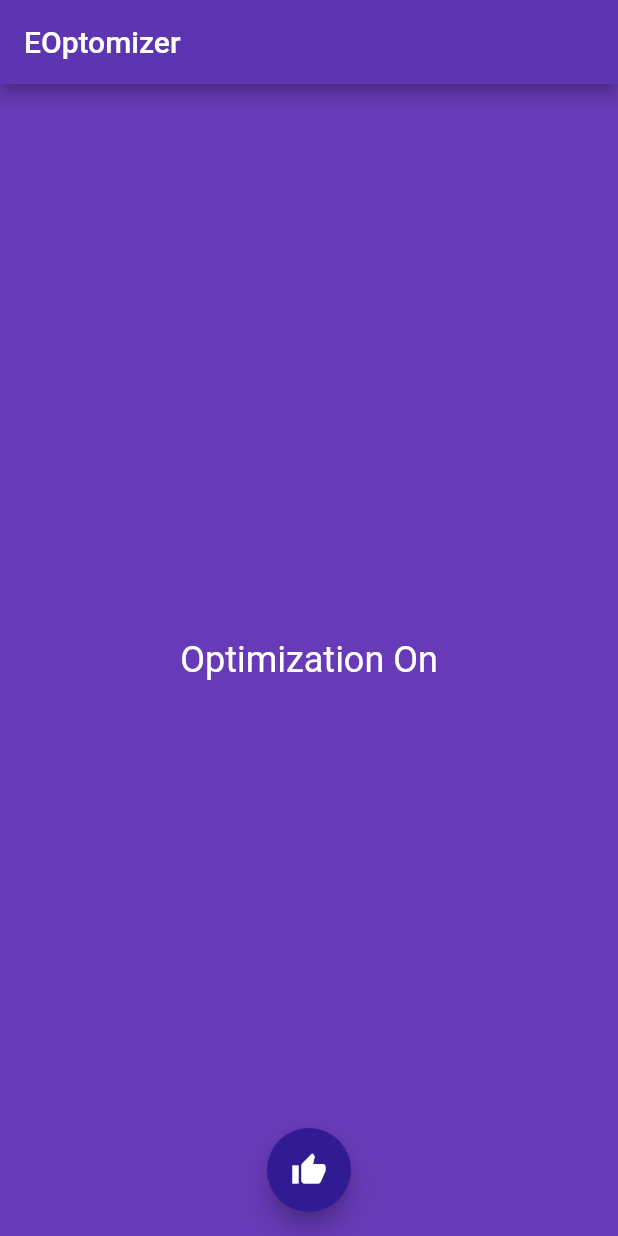
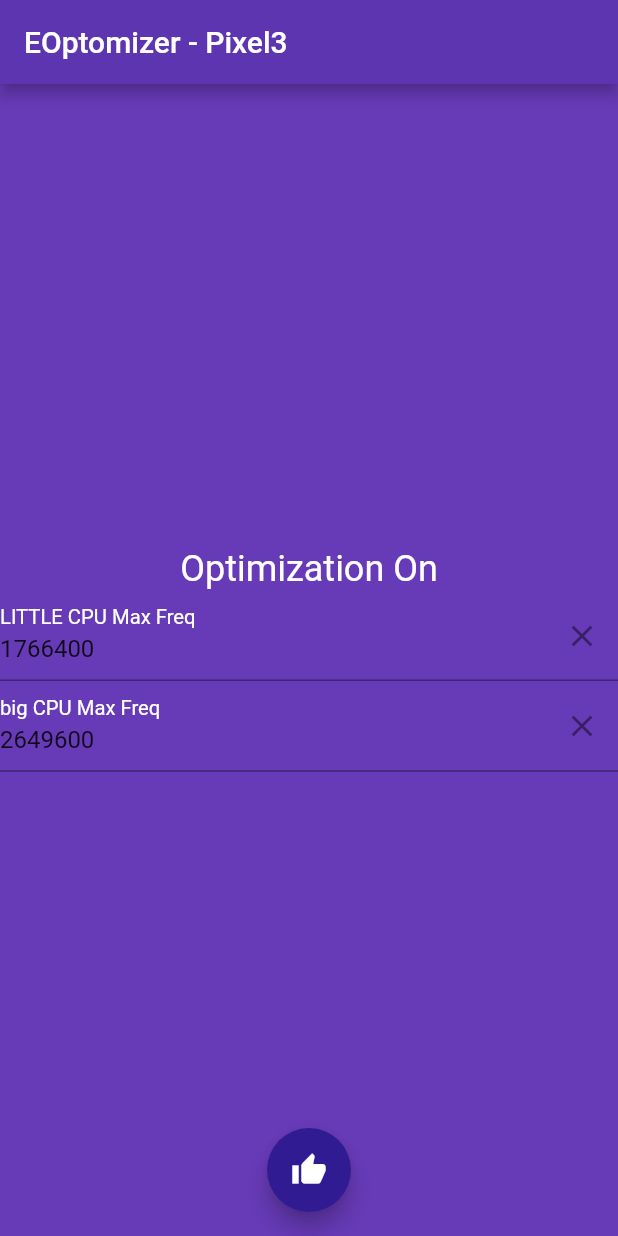
Before and after one commit to somdipdey/EOptomizer-Lite-Note-9, a Flutter app: the screen it shows after launch, after a tap on the "thumb up" icon, on a phone screen of 412 x 824 dp. Run offline on Flutter 3.47's test engine with Material 2 defaults, Android fonts, the phone set to English and light mode, and no system bars.

Commit message:
Updated the EOptomizer code for Pixel 3 CPU freqs

```diff
--- a/eoptomizer/lib/main.dart
+++ b/eoptomizer/lib/main.dart
@@ -11,11 +11,11 @@ class MyApp extends StatelessWidget {
   Widget build(BuildContext context) {
     return new MaterialApp(
       debugShowCheckedModeBanner: false,
-      title: 'EOptomizer',
+      title: 'EOptomizer - Pixel3',
       theme: new ThemeData(
         primarySwatch: Colors.blue,
       ),
-      home: new MyHomePage(title: 'EOptomizer'),
+      home: new MyHomePage(title: 'EOptomizer - Pixel3'),
     );
   }
 }
@@ -49,10 +49,8 @@ class _MyHomePageState extends State<MyHomePage> {
     debugPrint('Optimizing battery and thermal behaviour');
     setFrequencyLevelCPU0Max();
     setFrequencyLevelCPU4Max();
-    setFrequencyLevelCPU6Max();
     setFrequencyLevelCPU0Min();
     setFrequencyLevelCPU4Min();
-    setFrequencyLevelCPU6Min();
     optimizing = true;
     bodyText = 'Optimization On';
   }
@@ -61,55 +59,59 @@ class _MyHomePageState extends State<MyHomePage> {
     debugPrint('Not optimizing battery and thermal behaviour');
     setDefaultFrequencyLevelCPU0Max();
     setDefaultFrequencyLevelCPU4Max();
-    setDefaultFrequencyLevelCPU6Max();
     setDefaultFrequencyLevelCPU0Min();
     setDefaultFrequencyLevelCPU4Min();
-    setDefaultFrequencyLevelCPU6Min();
     optimizing = false;
     bodyText = 'Default';
   }
 
-  // Functions to optimize frequencies for 3 CPU clusters
+  // Functions to optimize frequencies for 2 CPU clusters
   Future setFrequencyLevelCPU0Max() async {
-    final String frequencyLevelCPU0Max =
-        await frequencyChannel.invokeMethod('setFrequencyLevelCPU0Max');
+    var sendMapMaxCPUFreq = <String, String>{
+      "LITTLECPUMaxFreq": _LITTLECPUFreq.text.toString().trim(),
+      "bigCPUMaxFreq": _bigCPUFreq.text.toString().trim()
+    };
+    debugPrint(_LITTLECPUFreq.text.toString().trim());
+    debugPrint(_bigCPUFreq.text.toString().trim());
+    final String frequencyLevelCPU0Max = await frequencyChannel.invokeMethod(
+        'setFrequencyLevelCPU0Max', sendMapMaxCPUFreq);
     debugPrint('Optimizing CPU0 Max Frequency');
     debugPrint(frequencyLevelCPU0Max);
   }
 
   Future setFrequencyLevelCPU4Max() async {
-    final String frequencyLevelCPU4Max =
-        await frequencyChannel.invokeMethod('setFrequencyLevelCPU4Max');
+    var sendMapMaxCPUFreq = <String, String>{
+      "LITTLECPUMaxFreq": _LITTLECPUFreq.text.toString().trim(),
+      "bigCPUMaxFreq": _bigCPUFreq.text.toString().trim()
+    };
+    debugPrint(_LITTLECPUFreq.text.toString().trim());
+    debugPrint(_bigCPUFreq.text.toString().trim());
+    final String frequencyLevelCPU4Max = await frequencyChannel.invokeMethod(
+        'setFrequencyLevelCPU4Max', sendMapMaxCPUFreq);
     debugPrint('Optimizing CPU4 Max Frequency');
     debugPrint(frequencyLevelCPU4Max);
   }
 
-  Future setFrequencyLevelCPU6Max() async {
-    final String frequencyLevelCPU6Max =
-        await frequencyChannel.invokeMethod('setFrequencyLevelCPU6Max');
-    debugPrint('Optimizing CPU6 Max Frequency');
-    debugPrint(frequencyLevelCPU6Max);
-  }
-
   Future setFrequencyLevelCPU0Min() async {
-    final String frequencyLevelCPU0Min =
-        await frequencyChannel.invokeMethod('setFrequencyLevelCPU0Min');
+    var sendMapMaxCPUFreq = <String, String>{
+      "LITTLECPUMaxFreq": _LITTLECPUFreq.text,
+      "bigCPUMaxFreq": _bigCPUFreq.text
+    };
+    final String frequencyLevelCPU0Min = await frequencyChannel.invokeMethod(
+        'setFrequencyLevelCPU0Min', sendMapMaxCPUFreq);
     debugPrint('Optimizing CPU0 Min Frequency');
     debugPrint(frequencyLevelCPU0Min);
   }
 
   Future setFrequencyLevelCPU4Min() async {
-    final String frequencyLevelCPU4Min =
-        await frequencyChannel.invokeMethod('setFrequencyLevelCPU4Min');
+    var sendMapMaxCPUFreq = <String, String>{
+      "LITTLECPUMaxFreq": _LITTLECPUFreq.text,
+      "bigCPUMaxFreq": _bigCPUFreq.text
+    };
+    final String frequencyLevelCPU4Min = await frequencyChannel.invokeMethod(
+        'setFrequencyLevelCPU4Min', sendMapMaxCPUFreq);
     debugPrint('Optimizing CPU4 Min Frequency');
     debugPrint(frequencyLevelCPU4Min);
-  }
-
-  Future setFrequencyLevelCPU6Min() async {
-    final String frequencyLevelCPU6Min =
-        await frequencyChannel.invokeMethod('setFrequencyLevelCPU6Min');
-    debugPrint('Optimizing CPU6 Min Frequency');
-    debugPrint(frequencyLevelCPU6Min);
   }
 
   //Functions to set frequencies for 3 CPU clusters to default
@@ -128,13 +130,6 @@ class _MyHomePageState extends State<MyHomePage> {
     debugPrint(frequencyLevelCPU4Max);
   }
 
-  Future setDefaultFrequencyLevelCPU6Max() async {
-    final String frequencyLevelCPU6Max =
-        await frequencyChannel.invokeMethod('setDefaultFrequencyLevelCPU6Max');
-    debugPrint('Setting to default CPU6 Max Frequency');
-    debugPrint(frequencyLevelCPU6Max);
-  }
-
   Future setDefaultFrequencyLevelCPU0Min() async {
     final String frequencyLevelCPU0Min =
         await frequencyChannel.invokeMethod('setDefaultFrequencyLevelCPU0Min');
@@ -149,14 +144,10 @@ class _MyHomePageState extends State<MyHomePage> {
     debugPrint(frequencyLevelCPU4Min);
   }
 
-  Future setDefaultFrequencyLevelCPU6Min() async {
-    final String frequencyLevelCPU6Min =
-        await frequencyChannel.invokeMethod('setDefaultFrequencyLevelCPU6Min');
-    debugPrint('Setting to default CPU6 Min Frequency');
-    debugPrint(frequencyLevelCPU6Min);
-  }
+  //////////////////////////////////////////////////
 
-  //////////////////////////////////////////////////
+  final _LITTLECPUFreq = TextEditingController()..text = "1766400";
+  final _bigCPUFreq = TextEditingController()..text = "2649600";
 
   @override
   Widget build(BuildContext context) {
@@ -174,6 +165,34 @@ class _MyHomePageState extends State<MyHomePage> {
               '$bodyText',
               style: TextStyle(color: Colors.white, fontSize: 24),
             ),
+            new TextField(
+              controller: _LITTLECPUFreq,
+              decoration: InputDecoration(
+                hintText: "LITTLE CPU Freq",
+                labelText: "LITTLE CPU Max Freq",
+                labelStyle: TextStyle(color: Colors.white, fontSize: 18),
+                suffixIcon: IconButton(
+                  onPressed: () {
+                    _LITTLECPUFreq.clear();
+                  },
+                  icon: const Icon(Icons.clear),
+                ),
+              ),
+            ),
+            new TextField(
+              controller: _bigCPUFreq,
+              decoration: InputDecoration(
+                hintText: "big CPU Freq",
+                labelText: "big CPU Max Freq",
+                labelStyle: TextStyle(color: Colors.white, fontSize: 18),
+                suffixIcon: IconButton(
+                  onPressed: () {
+                    _bigCPUFreq.clear();
+                  },
+                  icon: const Icon(Icons.clear),
+                ),
+              ),
+            ),
           ],
         ),
       ),
```
Also changed, not shown: 1 other file.
